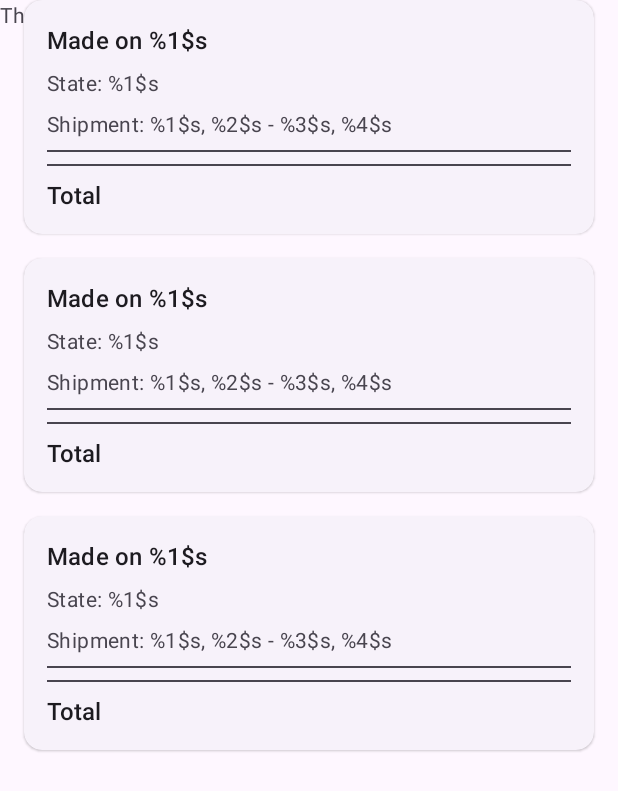
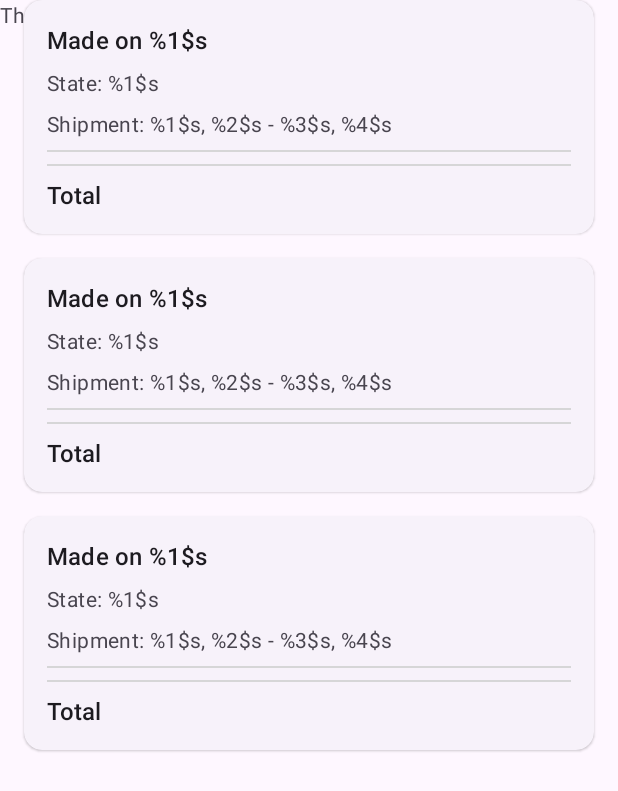
Before and after one commit to Valdi1111/SM21-Bmazon, an Android app: the layout fragment_orders.xml on its own in the app's theme, with its tools: preview values and no code run, on a phone screen of 412 x 824 dp. Shown: the top 791 px of the screen. Run offline under Robolectric (Android 15) with nearby library versions, the phone set to English and light mode, and no system bars.

Commit message:
Fix crash on API 24.

```diff
--- a/app/src/main/res/layout/fragment_cart.xml
+++ b/app/src/main/res/layout/fragment_cart.xml
@@ -32,7 +32,7 @@
         <View
             android:layout_width="match_parent"
             android:layout_height="1dp"
-            android:background="?android:attr/textColorSecondary" />
+            android:background="@color/colorLightGray" />
 
         <androidx.appcompat.widget.LinearLayoutCompat
             android:layout_width="match_parent"
--- a/app/src/main/res/layout/order.xml
+++ b/app/src/main/res/layout/order.xml
@@ -43,7 +43,7 @@
             android:layout_width="match_parent"
             android:layout_height="1dp"
             android:layout_marginTop="8dp"
-            android:background="?android:attr/textColorSecondary" />
+            android:background="@color/colorLightGray" />
 
         <androidx.recyclerview.widget.RecyclerView
             android:id="@+id/products_list"
@@ -57,7 +57,7 @@
         <View
             android:layout_width="match_parent"
             android:layout_height="1dp"
-            android:background="?android:attr/textColorSecondary" />
+            android:background="@color/colorLightGray" />
 
         <androidx.appcompat.widget.LinearLayoutCompat
             android:layout_width="match_parent"
```
